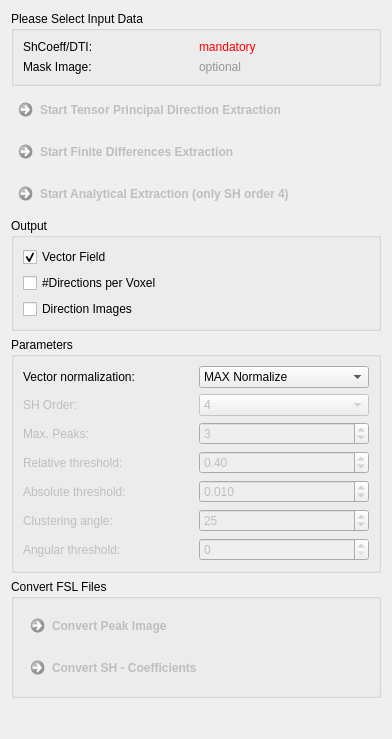
MITK/MITK, file Plugins/org.mitk.gui.qt.diffusionimaging/src/internal/QmitkOdfMaximaExtractionViewControls.ui: the form before one commit.
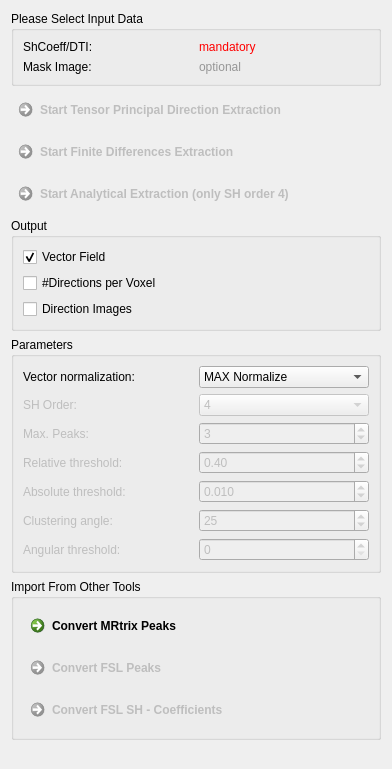
The form after the commit.

What changed in the file:
```diff
--- a/Plugins/org.mitk.gui.qt.diffusionimaging/src/internal/QmitkOdfMaximaExtractionViewControls.ui
+++ b/Plugins/org.mitk.gui.qt.diffusionimaging/src/internal/QmitkOdfMaximaExtractionViewControls.ui
@@ -7,7 +7,7 @@
     <x>0</x>
     <y>0</y>
     <width>392</width>
-    <height>739</height>
+    <height>769</height>
    </rect>
   </property>
   <property name="windowTitle">
@@ -340,10 +340,10 @@
    <item row="14" column="0">
     <widget class="QGroupBox" name="groupBox_4">
      <property name="title">
-      <string>Convert FSL Files</string>
+      <string>Import From Other Tools</string>
      </property>
      <layout class="QGridLayout" name="gridLayout_7">
-      <item row="1" column="0">
+      <item row="2" column="0">
        <widget class="QCommandLinkButton" name="m_ConvertShFromFsl">
         <property name="enabled">
          <bool>false</bool>
@@ -352,11 +352,11 @@
          <string>Generate Q-Ball image and MITK compatible SH coefficient from the FSL qboot SH output.</string>
         </property>
         <property name="text">
-         <string>Convert SH - Coefficients</string>
+         <string>Convert FSL SH - Coefficients</string>
         </property>
        </widget>
       </item>
-      <item row="0" column="0">
+      <item row="1" column="0">
        <widget class="QCommandLinkButton" name="m_ConvertFromFsl">
         <property name="enabled">
          <bool>false</bool>
@@ -365,7 +365,20 @@
          <string>Generate vector field and direction images from the FSL qboot peak extraction output.</string>
         </property>
         <property name="text">
-         <string>Convert Peak Image</string>
+         <string>Convert FSL Peaks</string>
+        </property>
+       </widget>
+      </item>
+      <item row="0" column="0">
+       <widget class="QCommandLinkButton" name="m_MrtrixPeaks">
+        <property name="enabled">
+         <bool>true</bool>
+        </property>
+        <property name="toolTip">
+         <string/>
+        </property>
+        <property name="text">
+         <string>Convert MRtrix Peaks</string>
         </property>
        </widget>
       </item>
```
